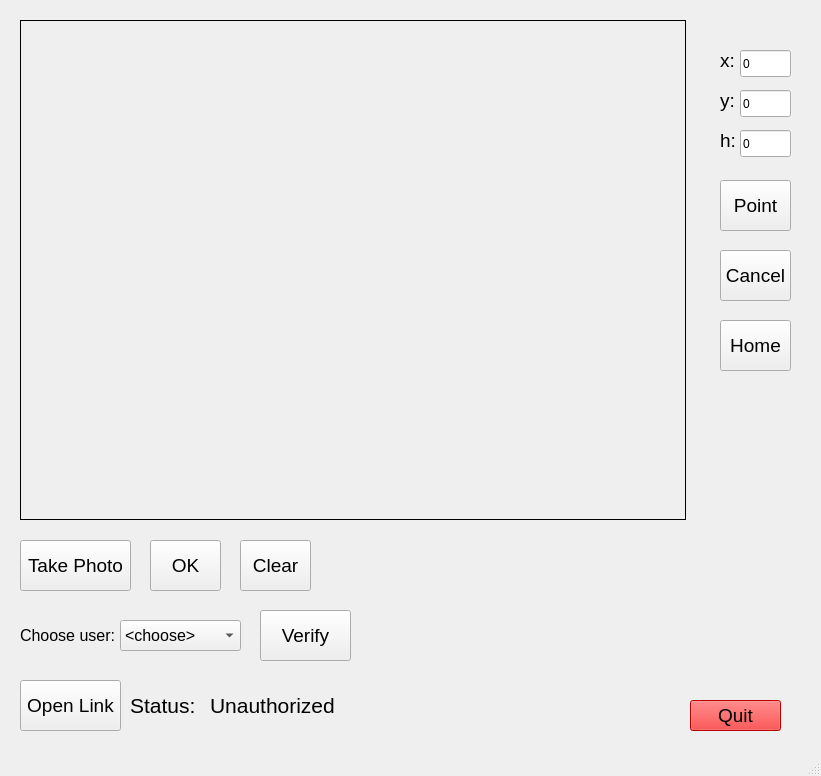
Old version of the form client_UI/GUI.ui in the repository DaDa0413/Ward-Visiting-Robot-Based-on-Autonomous-Indoor-Navigation.
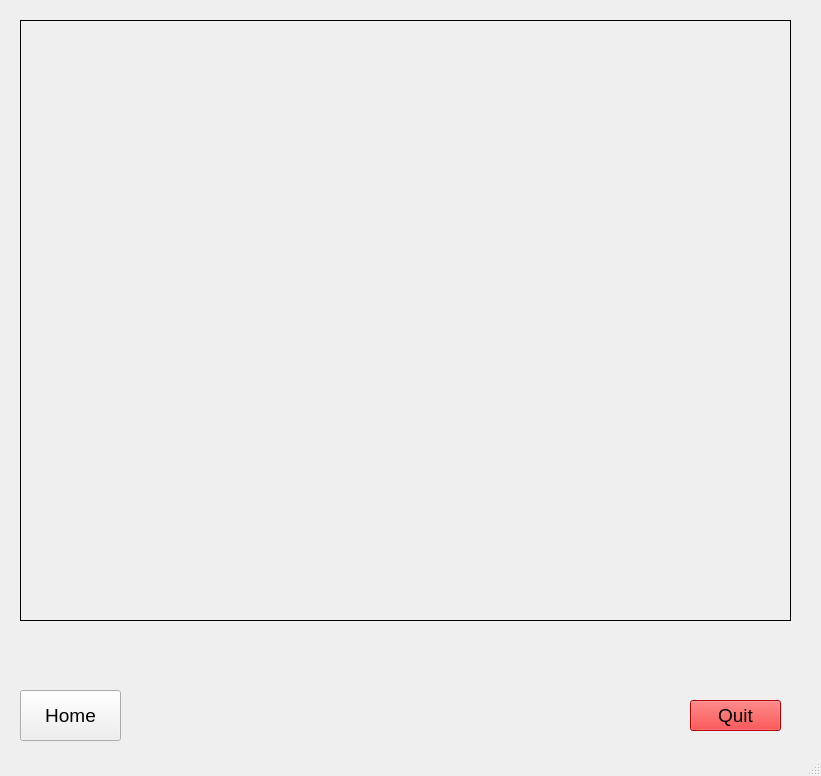
New version of the form.

```diff
--- a/client_UI/GUI.ui
+++ b/client_UI/GUI.ui
@@ -19,8 +19,8 @@
      <rect>
       <x>20</x>
       <y>20</y>
-      <width>666</width>
-      <height>500</height>
+      <width>771</width>
+      <height>601</height>
      </rect>
     </property>
     <property name="frameShape">
@@ -36,47 +36,11 @@
      <set>Qt::AlignCenter</set>
     </property>
    </widget>
-   <widget class="QPushButton" name="btn_verify">
+   <widget class="QPushButton" name="btn_home">
     <property name="geometry">
      <rect>
-      <x>260</x>
-      <y>610</y>
-      <width>91</width>
-      <height>51</height>
-     </rect>
-    </property>
-    <property name="font">
-     <font>
-      <pointsize>14</pointsize>
-     </font>
-    </property>
-    <property name="text">
-     <string>Verify</string>
-    </property>
-   </widget>
-   <widget class="QPushButton" name="btn_takePhoto">
-    <property name="geometry">
-     <rect>
       <x>20</x>
-      <y>540</y>
-      <width>111</width>
-      <height>51</height>
-     </rect>
-    </property>
-    <property name="font">
-     <font>
-      <pointsize>14</pointsize>
-     </font>
-    </property>
-    <property name="text">
-     <string>Take Photo</string>
-    </property>
-   </widget>
-   <widget class="QPushButton" name="btn_openLink">
-    <property name="geometry">
-     <rect>
-      <x>20</x>
-      <y>680</y>
+      <y>690</y>
       <width>101</width>
       <height>51</height>
      </rect>
@@ -87,43 +51,7 @@
      </font>
     </property>
     <property name="text">
-     <string>Open Link</string>
-    </property>
-   </widget>
-   <widget class="QPushButton" name="btn_clear">
-    <property name="geometry">
-     <rect>
-      <x>240</x>
-      <y>540</y>
-      <width>71</width>
-      <height>51</height>
-     </rect>
-    </property>
-    <property name="font">
-     <font>
-      <pointsize>14</pointsize>
-     </font>
-    </property>
-    <property name="text">
-     <string>Clear</string>
-    </property>
-   </widget>
-   <widget class="QPushButton" name="btn_ok">
-    <property name="geometry">
-     <rect>
-      <x>150</x>
-      <y>540</y>
-      <width>71</width>
-      <height>51</height>
-     </rect>
-    </property>
-    <property name="font">
-     <font>
-      <pointsize>14</pointsize>
-     </font>
-    </property>
-    <property name="text">
-     <string>OK</string>
+     <string>Home</string>
     </property>
    </widget>
    <widget class="QPushButton" name="btn_quit">
@@ -562,248 +490,6 @@
      <bool>false</bool>
     </property>
    </widget>
-   <widget class="QComboBox" name="comboBox">
-    <property name="geometry">
-     <rect>
-      <x>120</x>
-      <y>620</y>
-      <width>121</width>
-      <height>31</height>
-     </rect>
-    </property>
-    <property name="font">
-     <font>
-      <pointsize>12</pointsize>
-      <weight>50</weight>
-      <italic>false</italic>
-      <bold>false</bold>
-     </font>
-    </property>
-    <item>
-     <property name="text">
-      <string>&lt;choose&gt;</string>
-     </property>
-    </item>
-    <item>
-     <property name="text">
-      <string>Robin_Lin</string>
-     </property>
-    </item>
-    <item>
-     <property name="text">
-      <string>Max_Huang</string>
-     </property>
-    </item>
-    <item>
-     <property name="text">
-      <string>Daniel_Lin</string>
-     </property>
-    </item>
-   </widget>
-   <widget class="QLabel" name="label">
-    <property name="geometry">
-     <rect>
-      <x>20</x>
-      <y>610</y>
-      <width>141</width>
-      <height>51</height>
-     </rect>
-    </property>
-    <property name="font">
-     <font>
-      <pointsize>12</pointsize>
-      <weight>50</weight>
-      <italic>false</italic>
-      <bold>false</bold>
-     </font>
-    </property>
-    <property name="text">
-     <string>Choose user: </string>
-    </property>
-   </widget>
-   <widget class="QLabel" name="label_2">
-    <property name="geometry">
-     <rect>
-      <x>130</x>
-      <y>680</y>
-      <width>81</width>
-      <height>51</height>
-     </rect>
-    </property>
-    <property name="font">
-     <font>
-      <pointsize>16</pointsize>
-     </font>
-    </property>
-    <property name="text">
-     <string>Status:</string>
-    </property>
-   </widget>
-   <widget class="QLabel" name="label_status">
-    <property name="geometry">
-     <rect>
-      <x>210</x>
-      <y>680</y>
-      <width>161</width>
-      <height>51</height>
-     </rect>
-    </property>
-    <property name="font">
-     <font>
-      <pointsize>16</pointsize>
-     </font>
-    </property>
-    <property name="text">
-     <string>Unauthorized</string>
-    </property>
-   </widget>
-   <widget class="QPushButton" name="btn_home">
-    <property name="geometry">
-     <rect>
-      <x>720</x>
-      <y>320</y>
-      <width>71</width>
-      <height>51</height>
-     </rect>
-    </property>
-    <property name="font">
-     <font>
-      <pointsize>14</pointsize>
-     </font>
-    </property>
-    <property name="text">
-     <string>Home</string>
-    </property>
-   </widget>
-   <widget class="QPushButton" name="btn_point">
-    <property name="geometry">
-     <rect>
-      <x>720</x>
-      <y>180</y>
-      <width>71</width>
-      <height>51</height>
-     </rect>
-    </property>
-    <property name="font">
-     <font>
-      <pointsize>14</pointsize>
-     </font>
-    </property>
-    <property name="text">
-     <string>Point</string>
-    </property>
-   </widget>
-   <widget class="QLineEdit" name="pos_x">
-    <property name="geometry">
-     <rect>
-      <x>740</x>
-      <y>50</y>
-      <width>51</width>
-      <height>27</height>
-     </rect>
-    </property>
-    <property name="text">
-     <string>0</string>
-    </property>
-   </widget>
-   <widget class="QLineEdit" name="pos_y">
-    <property name="geometry">
-     <rect>
-      <x>740</x>
-      <y>90</y>
-      <width>51</width>
-      <height>27</height>
-     </rect>
-    </property>
-    <property name="text">
-     <string>0</string>
-    </property>
-   </widget>
-   <widget class="QLineEdit" name="pos_h">
-    <property name="geometry">
-     <rect>
-      <x>740</x>
-      <y>130</y>
-      <width>51</width>
-      <height>27</height>
-     </rect>
-    </property>
-    <property name="text">
-     <string>0</string>
-    </property>
-   </widget>
-   <widget class="QLabel" name="label_x">
-    <property name="geometry">
-     <rect>
-      <x>720</x>
-      <y>40</y>
-      <width>21</width>
-      <height>41</height>
-     </rect>
-    </property>
-    <property name="font">
-     <font>
-      <pointsize>14</pointsize>
-     </font>
-    </property>
-    <property name="text">
-     <string>x:</string>
-    </property>
-   </widget>
-   <widget class="QLabel" name="label_y">
-    <property name="geometry">
-     <rect>
-      <x>720</x>
-      <y>80</y>
-      <width>21</width>
-      <height>41</height>
-     </rect>
-    </property>
-    <property name="font">
-     <font>
-      <pointsize>14</pointsize>
-     </font>
-    </property>
-    <property name="text">
-     <string>y:</string>
-    </property>
-   </widget>
-   <widget class="QLabel" name="label_h">
-    <property name="geometry">
-     <rect>
-      <x>720</x>
-      <y>120</y>
-      <width>21</width>
-      <height>41</height>
-     </rect>
-    </property>
-    <property name="font">
-     <font>
-      <pointsize>14</pointsize>
-     </font>
-    </property>
-    <property name="text">
-     <string>h:</string>
-    </property>
-   </widget>
-   <widget class="QPushButton" name="btn_cancel">
-    <property name="geometry">
-     <rect>
-      <x>720</x>
-      <y>250</y>
-      <width>71</width>
-      <height>51</height>
-     </rect>
-    </property>
-    <property name="font">
-     <font>
-      <pointsize>14</pointsize>
-     </font>
-    </property>
-    <property name="text">
-     <string>Cancel</string>
-    </property>
-   </widget>
   </widget>
   <widget class="QStatusBar" name="statusbar"/>
  </widget>
```
